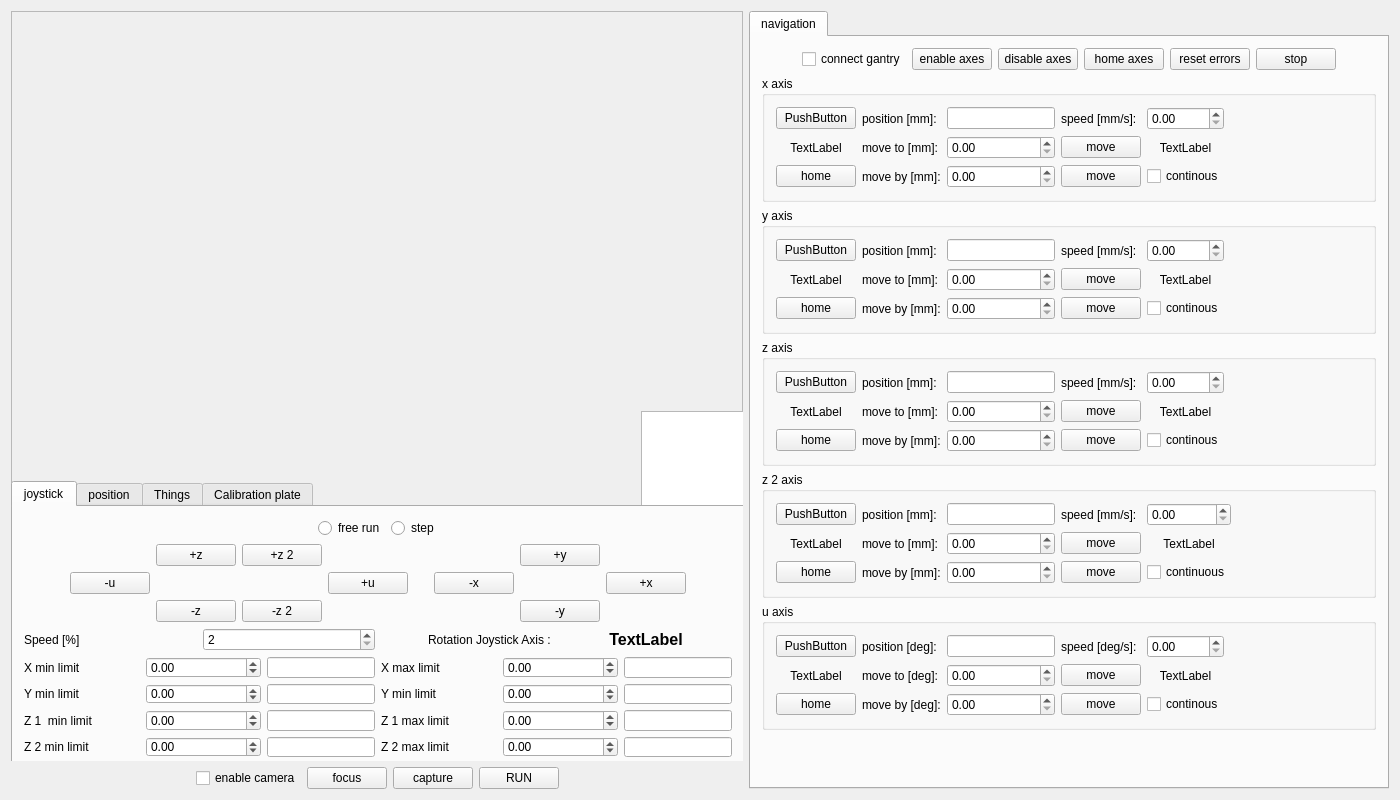
The window that magrathea.ui (gitHleon/magrathea) describes before a commit, drawn with Qt 5.
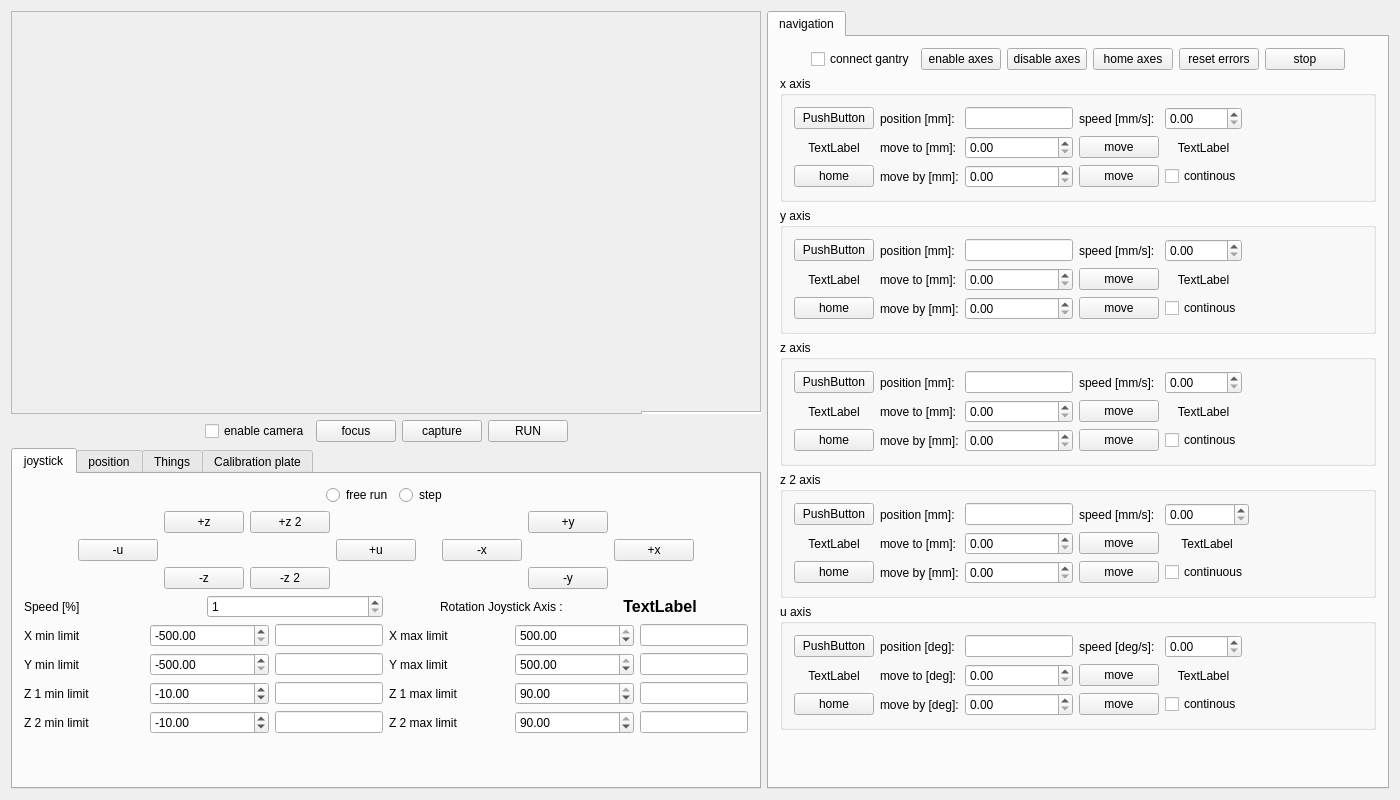
The same window after the commit.

Commit message:
fix in limit setting and in GUI
Fixed bug in the GUI
Fixed value of limits used by the move_to and move_by functions. Now using the controller value instead of default values.

Diff of the .ui file:
```diff
--- a/magrathea.ui
+++ b/magrathea.ui
@@ -46,18 +46,75 @@
          </rect>
         </property>
        </widget>
+      </widget>
+     </item>
+     <item>
+      <layout class="QHBoxLayout" name="horizontalLayout_3">
+       <item>
+        <spacer name="horizontalSpacer_4">
+         <property name="orientation">
+          <enum>Qt::Horizontal</enum>
+         </property>
+         <property name="sizeHint" stdset="0">
+          <size>
+           <width>40</width>
+           <height>20</height>
+          </size>
+         </property>
+        </spacer>
+       </item>
+       <item>
+        <layout class="QHBoxLayout" name="horizontalLayout_2">
+         <item>
+          <widget class="QCheckBox" name="enableCameraBox">
+           <property name="text">
+            <string>enable camera</string>
+           </property>
+          </widget>
+         </item>
+         <item>
+          <widget class="QPushButton" name="focusButton">
+           <property name="text">
+            <string>focus</string>
+           </property>
+          </widget>
+         </item>
+         <item>
+          <widget class="QPushButton" name="captureButton">
+           <property name="text">
+            <string>capture</string>
+           </property>
+          </widget>
+         </item>
+         <item>
+          <widget class="QPushButton" name="Run_calib_plate_button">
+           <property name="text">
+            <string>RUN</string>
+           </property>
+          </widget>
+         </item>
+        </layout>
+       </item>
+       <item>
+        <spacer name="horizontalSpacer_5">
+         <property name="orientation">
+          <enum>Qt::Horizontal</enum>
+         </property>
+         <property name="sizeHint" stdset="0">
+          <size>
+           <width>40</width>
+           <height>20</height>
+          </size>
+         </property>
+        </spacer>
+       </item>
+      </layout>
+     </item>
+     <item>
        <widget class="QTabWidget" name="leftTabWidget">
         <property name="enabled">
          <bool>true</bool>
         </property>
-        <property name="geometry">
-         <rect>
-          <x>0</x>
-          <y>470</y>
-          <width>734</width>
-          <height>289</height>
-         </rect>
-        </property>
         <property name="sizePolicy">
          <sizepolicy hsizetype="Expanding" vsizetype="Expanding">
           <horstretch>0</horstretch>
@@ -72,98 +129,6 @@
           <string>joystick</string>
          </attribute>
          <layout class="QGridLayout" name="gridLayout_4">
-          <item row="0" column="0">
-           <layout class="QHBoxLayout" name="horizontalLayout_4">
-            <item>
-             <spacer name="horizontalSpacer_9">
-              <property name="orientation">
-               <enum>Qt::Horizontal</enum>
-              </property>
-              <property name="sizeHint" stdset="0">
-               <size>
-                <width>40</width>
-                <height>20</height>
-               </size>
-              </property>
-             </spacer>
-            </item>
-            <item>
-             <widget class="QRadioButton" name="freeRunRadioButton">
-              <property name="text">
-               <string>free run</string>
-              </property>
-             </widget>
-            </item>
-            <item>
-             <widget class="QRadioButton" name="stepRadioButton">
-              <property name="text">
-               <string>step</string>
-              </property>
-             </widget>
-            </item>
-            <item>
-             <spacer name="horizontalSpacer_10">
-              <property name="orientation">
-               <enum>Qt::Horizontal</enum>
-              </property>
-              <property name="sizeHint" stdset="0">
-               <size>
-                <width>40</width>
-                <height>20</height>
-               </size>
-              </property>
-             </spacer>
-            </item>
-           </layout>
-          </item>
-          <item row="3" column="0">
-           <layout class="QGridLayout" name="gridLayout_13" rowstretch="0">
-            <item row="0" column="0">
-             <widget class="QLabel" name="label_25">
-              <property name="text">
-               <string>Speed [%]</string>
-              </property>
-             </widget>
-            </item>
-            <item row="0" column="3">
-             <widget class="QLabel" name="label_J_control">
-              <property name="font">
-               <font>
-                <pointsize>12</pointsize>
-                <weight>75</weight>
-                <bold>true</bold>
-               </font>
-              </property>
-              <property name="text">
-               <string>TextLabel</string>
-              </property>
-              <property name="alignment">
-               <set>Qt::AlignCenter</set>
-              </property>
-             </widget>
-            </item>
-            <item row="0" column="2">
-             <widget class="QLabel" name="label_27">
-              <property name="text">
-               <string>Rotation Joystick Axis : </string>
-              </property>
-              <property name="alignment">
-               <set>Qt::AlignRight|Qt::AlignTrailing|Qt::AlignVCenter</set>
-              </property>
-             </widget>
-            </item>
-            <item row="0" column="1">
-             <widget class="QSpinBox" name="spinBox_J_speed">
-              <property name="minimum">
-               <number>2</number>
-              </property>
-              <property name="maximum">
-               <number>15</number>
-              </property>
-             </widget>
-            </item>
-           </layout>
-          </item>
           <item row="4" column="0">
            <layout class="QGridLayout" name="gridLayout_14">
             <item row="1" column="1">
@@ -171,8 +136,31 @@
               <property name="minimum">
                <double>-500.000000000000000</double>
               </property>
+             <property name="maximum">
+              <double>500.000000000000000</double>
+             </property>
               <property name="value">
-               <double>0.000000000000000</double>
+              <double>-500.000000000000000</double>
+             </property>
+            </widget>
+           </item>
+           <item row="2" column="4">
+            <widget class="QDoubleSpinBox" name="doubleSpinBox_Z_1_max_lim">
+             <property name="minimum">
+              <double>-90.000000000000000</double>
+             </property>
+             <property name="maximum">
+              <double>90.000000000000000</double>
+             </property>
+             <property name="value">
+              <double>90.000000000000000</double>
+             </property>
+            </widget>
+           </item>
+           <item row="2" column="3">
+            <widget class="QLabel" name="label_34">
+             <property name="text">
+              <string>Z 1 max limit</string>
               </property>
              </widget>
             </item>
@@ -184,36 +172,21 @@
               <property name="maximum">
                <double>500.000000000000000</double>
               </property>
-             </widget>
-            </item>
-            <item row="2" column="0">
-             <widget class="QLabel" name="label_32">
-              <property name="text">
-               <string>Z 1  min limit</string>
-              </property>
-             </widget>
-            </item>
-            <item row="1" column="3">
-             <widget class="QLabel" name="label_31">
-              <property name="text">
-               <string>Y min limit</string>
+             <property name="value">
+              <double>500.000000000000000</double>
               </property>
              </widget>
             </item>
             <item row="2" column="1">
              <widget class="QDoubleSpinBox" name="doubleSpinBox_Z_1_min_lim">
               <property name="minimum">
-               <double>-100.000000000000000</double>
-              </property>
-             </widget>
-            </item>
-            <item row="1" column="4">
-             <widget class="QDoubleSpinBox" name="doubleSpinBox_Y_max_lim">
-              <property name="minimum">
-               <double>-500.000000000000000</double>
+              <double>-90.000000000000000</double>
+             </property>
+             <property name="maximum">
+              <double>90.000000000000000</double>
               </property>
               <property name="value">
-               <double>0.000000000000000</double>
+              <double>-10.000000000000000</double>
               </property>
              </widget>
             </item>
@@ -225,94 +198,15 @@
                 <verstretch>0</verstretch>
                </sizepolicy>
               </property>
-              <property name="readOnly">
-               <bool>true</bool>
-              </property>
-             </widget>
-            </item>
-            <item row="0" column="5">
-             <widget class="QLineEdit" name="lineEdit_X_max_lim">
-              <property name="sizePolicy">
-               <sizepolicy hsizetype="Fixed" vsizetype="Fixed">
-                <horstretch>0</horstretch>
-                <verstretch>0</verstretch>
-               </sizepolicy>
-              </property>
-              <property name="readOnly">
-               <bool>true</bool>
-              </property>
-             </widget>
-            </item>
-            <item row="1" column="2">
-             <widget class="QLineEdit" name="lineEdit_Y_min_lim">
-              <property name="sizePolicy">
-               <sizepolicy hsizetype="Fixed" vsizetype="Fixed">
-                <horstretch>0</horstretch>
-                <verstretch>0</verstretch>
-               </sizepolicy>
-              </property>
-              <property name="readOnly">
-               <bool>true</bool>
-              </property>
-             </widget>
-            </item>
-            <item row="2" column="2">
-             <widget class="QLineEdit" name="lineEdit_Z_1_min_lim">
-              <property name="sizePolicy">
-               <sizepolicy hsizetype="Fixed" vsizetype="Fixed">
-                <horstretch>0</horstretch>
-                <verstretch>0</verstretch>
-               </sizepolicy>
-              </property>
-              <property name="readOnly">
-               <bool>true</bool>
-              </property>
-             </widget>
-            </item>
-            <item row="2" column="3">
-             <widget class="QLabel" name="label_33">
-              <property name="text">
-               <string>Z 1 max limit</string>
-              </property>
-             </widget>
-            </item>
-            <item row="0" column="1">
-             <widget class="QDoubleSpinBox" name="doubleSpinBox_X_min_lim">
-              <property name="minimum">
-               <double>-500.000000000000000</double>
-              </property>
-              <property name="maximum">
-               <double>500.000000000000000</double>
-              </property>
-             </widget>
-            </item>
-            <item row="2" column="5">
-             <widget class="QLineEdit" name="lineEdit_Z_1_max_lim">
-              <property name="sizePolicy">
-               <sizepolicy hsizetype="Fixed" vsizetype="Fixed">
-                <horstretch>0</horstretch>
-                <verstretch>0</verstretch>
-               </sizepolicy>
-              </property>
-              <property name="readOnly">
-               <bool>true</bool>
-              </property>
              </widget>
             </item>
             <item row="0" column="3">
-             <widget class="QLabel" name="label_29">
+            <widget class="QLabel" name="label_32">
               <property name="text">
                <string>X max limit</string>
               </property>
              </widget>
             </item>
-            <item row="2" column="4">
-             <widget class="QDoubleSpinBox" name="doubleSpinBox_Z_1_max_lim">
-              <property name="minimum">
-               <double>-100.000000000000000</double>
-              </property>
-             </widget>
-            </item>
             <item row="0" column="0">
              <widget class="QLabel" name="label_28">
               <property name="text">
@@ -320,44 +214,73 @@
               </property>
              </widget>
             </item>
-            <item row="1" column="5">
-             <widget class="QLineEdit" name="lineEdit_Y_max_lim">
+           <item row="3" column="2">
+            <widget class="QLineEdit" name="lineEdit_Z_2_min_lim">
               <property name="sizePolicy">
                <sizepolicy hsizetype="Fixed" vsizetype="Fixed">
                 <horstretch>0</horstretch>
                 <verstretch>0</verstretch>
                </sizepolicy>
               </property>
-              <property name="readOnly">
-               <bool>true</bool>
-              </property>
-             </widget>
-            </item>
-            <item row="1" column="0">
+            </widget>
+           </item>
+           <item row="2" column="0">
              <widget class="QLabel" name="label_30">
               <property name="text">
-               <string>Y min limit</string>
+              <string>Z 1 min limit</string>
+             </property>
+            </widget>
+           </item>
+           <item row="1" column="2">
+            <widget class="QLineEdit" name="lineEdit_Y_min_lim">
+             <property name="sizePolicy">
+              <sizepolicy hsizetype="Fixed" vsizetype="Fixed">
+               <horstretch>0</horstretch>
+               <verstretch>0</verstretch>
+              </sizepolicy>
+             </property>
+            </widget>
+           </item>
+           <item row="1" column="3">
+            <widget class="QLabel" name="label_33">
+             <property name="text">
+              <string>Y max limit</string>
               </property>
              </widget>
             </item>
             <item row="3" column="1">
              <widget class="QDoubleSpinBox" name="doubleSpinBox_Z_2_min_lim">
               <property name="minimum">
-               <double>-100.000000000000000</double>
+              <double>-80.000000000000000</double>
+             </property>
+             <property name="maximum">
+              <double>90.000000000000000</double>
+             </property>
+             <property name="value">
+              <double>-10.000000000000000</double>
               </property>
              </widget>
             </item>
-            <item row="3" column="4">
-             <widget class="QDoubleSpinBox" name="doubleSpinBox_Z_2_max_lim">
+           <item row="1" column="4">
+            <widget class="QDoubleSpinBox" name="doubleSpinBox_Y_max_lim">
               <property name="minimum">
-               <double>-100.000000000000000</double>
+              <double>-500.000000000000000</double>
+             </property>
+             <property name="maximum">
+              <double>500.000000000000000</double>
+             </property>
+             <property name="value">
+              <double>500.000000000000000</double>
               </property>
              </widget>
             </item>
-            <item row="3" column="0">
-             <widget class="QLabel" name="label_34">
-              <property name="text">
-               <string>Z 2 min limit</string>
+           <item row="2" column="2">
+            <widget class="QLineEdit" name="lineEdit_Z_1_min_lim">
+             <property name="sizePolicy">
+              <sizepolicy hsizetype="Fixed" vsizetype="Fixed">
+               <horstretch>0</horstretch>
+               <verstretch>0</verstretch>
+              </sizepolicy>
               </property>
              </widget>
             </item>
@@ -368,16 +291,73 @@
               </property>
              </widget>
             </item>
-            <item row="3" column="2">
-             <widget class="QLineEdit" name="lineEdit_Z_2_min_lim">
+           <item row="3" column="0">
+            <widget class="QLabel" name="label_31">
+             <property name="text">
+              <string>Z 2 min limit</string>
+             </property>
+            </widget>
+           </item>
+           <item row="3" column="4">
+            <widget class="QDoubleSpinBox" name="doubleSpinBox_Z_2_max_lim">
+             <property name="minimum">
+              <double>-80.000000000000000</double>
+             </property>
+             <property name="maximum">
+              <double>90.000000000000000</double>
+             </property>
+             <property name="value">
+              <double>90.000000000000000</double>
+             </property>
+            </widget>
+           </item>
+           <item row="0" column="1">
+            <widget class="QDoubleSpinBox" name="doubleSpinBox_X_min_lim">
+             <property name="minimum">
+              <double>-500.000000000000000</double>
+             </property>
+             <property name="maximum">
+              <double>500.000000000000000</double>
+             </property>
+             <property name="value">
+              <double>-500.000000000000000</double>
+             </property>
+            </widget>
+           </item>
+           <item row="1" column="0">
+            <widget class="QLabel" name="label_29">
+             <property name="text">
+              <string>Y min limit</string>
+             </property>
+            </widget>
+           </item>
+           <item row="0" column="5">
+            <widget class="QLineEdit" name="lineEdit_X_max_lim">
               <property name="sizePolicy">
                <sizepolicy hsizetype="Fixed" vsizetype="Fixed">
                 <horstretch>0</horstretch>
                 <verstretch>0</verstretch>
                </sizepolicy>
               </property>
-              <property name="readOnly">
-               <bool>true</bool>
+            </widget>
+           </item>
+           <item row="1" column="5">
+            <widget class="QLineEdit" name="lineEdit_Y_max_lim">
+             <property name="sizePolicy">
+              <sizepolicy hsizetype="Fixed" vsizetype="Fixed">
+               <horstretch>0</horstretch>
+               <verstretch>0</verstretch>
+              </sizepolicy>
+             </property>
+            </widget>
+           </item>
+           <item row="2" column="5">
+            <widget class="QLineEdit" name="lineEdit_Z_1_max_lim">
+             <property name="sizePolicy">
+              <sizepolicy hsizetype="Fixed" vsizetype="Fixed">
+               <horstretch>0</horstretch>
+               <verstretch>0</verstretch>
+              </sizepolicy>
               </property>
              </widget>
             </item>
@@ -389,25 +369,101 @@
                 <verstretch>0</verstretch>
                </sizepolicy>
               </property>
-              <property name="readOnly">
-               <bool>true</bool>
-              </property>
-             </widget>
-            </item>
-           </layout>
-          </item>
-          <item row="6" column="0">
-           <spacer name="verticalSpacer_2">
+            </widget>
+           </item>
+          </layout>
+         </item>
+         <item row="3" column="0">
+          <layout class="QGridLayout" name="gridLayout_13">
+           <item row="0" column="3">
+            <widget class="QLabel" name="label_J_control">
+             <property name="font">
+              <font>
+               <pointsize>12</pointsize>
+               <weight>75</weight>
+               <bold>true</bold>
+              </font>
+             </property>
+             <property name="text">
+              <string>TextLabel</string>
+             </property>
+             <property name="alignment">
+              <set>Qt::AlignCenter</set>
+             </property>
+            </widget>
+           </item>
+           <item row="0" column="2">
+            <widget class="QLabel" name="label_27">
+             <property name="text">
+              <string>Rotation Joystick Axis : </string>
+             </property>
+             <property name="alignment">
+              <set>Qt::AlignRight|Qt::AlignTrailing|Qt::AlignVCenter</set>
+             </property>
+            </widget>
+           </item>
+           <item row="0" column="0">
+            <widget class="QLabel" name="label_25">
+             <property name="text">
+              <string>Speed [%]</string>
+             </property>
+            </widget>
+           </item>
+           <item row="0" column="1">
+            <widget class="QSpinBox" name="spinBox_J_speed">
+             <property name="minimum">
+              <number>1</number>
+             </property>
+             <property name="maximum">
+              <number>16</number>
+             </property>
+            </widget>
+           </item>
+          </layout>
+         </item>
+         <item row="0" column="0">
+          <layout class="QHBoxLayout" name="horizontalLayout_4">
+           <item>
+            <spacer name="horizontalSpacer_9">
             <property name="orientation">
-             <enum>Qt::Vertical</enum>
+              <enum>Qt::Horizontal</enum>
             </property>
             <property name="sizeHint" stdset="0">
              <size>
-              <width>20</width>
-              <height>40</height>
+               <width>40</width>
+               <height>20</height>
              </size>
             </property>
            </spacer>
+           </item>
+           <item>
+            <widget class="QRadioButton" name="freeRunRadioButton">
+             <property name="text">
+              <string>free run</string>
+             </property>
+            </widget>
+           </item>
+           <item>
+            <widget class="QRadioButton" name="stepRadioButton">
+             <property name="text">
+              <string>step</string>
+             </property>
+            </widget>
+           </item>
+           <item>
+            <spacer name="horizontalSpacer_10">
+             <property name="orientation">
+              <enum>Qt::Horizontal</enum>
+             </property>
+             <property name="sizeHint" stdset="0">
+              <size>
+               <width>40</width>
+               <height>20</height>
+              </size>
+             </property>
+            </spacer>
+           </item>
+          </layout>
           </item>
           <item row="1" column="0">
            <layout class="QHBoxLayout" name="horizontalLayout_5">
@@ -533,6 +589,19 @@
             </item>
            </layout>
           </item>
+         <item row="5" column="0">
+          <spacer name="verticalSpacer_2">
+           <property name="orientation">
+            <enum>Qt::Vertical</enum>
+           </property>
+           <property name="sizeHint" stdset="0">
+            <size>
+             <width>20</width>
+             <height>40</height>
+            </size>
+           </property>
+          </spacer>
+         </item>
          </layout>
         </widget>
         <widget class="QWidget" name="positionTab">
@@ -1173,69 +1242,6 @@
          </widget>
         </widget>
        </widget>
-      </widget>
-     </item>
-     <item>
-      <layout class="QHBoxLayout" name="horizontalLayout_3">
-       <item>
-        <spacer name="horizontalSpacer_4">
-         <property name="orientation">
-          <enum>Qt::Horizontal</enum>
-         </property>
-         <property name="sizeHint" stdset="0">
-          <size>
-           <width>40</width>
-           <height>20</height>
-          </size>
-         </property>
-        </spacer>
-       </item>
-       <item>
-        <layout class="QHBoxLayout" name="horizontalLayout_2">
-         <item>
-          <widget class="QCheckBox" name="enableCameraBox">
-           <property name="text">
-            <string>enable camera</string>
-           </property>
-          </widget>
-         </item>
-         <item>
-          <widget class="QPushButton" name="focusButton">
-           <property name="text">
-            <string>focus</string>
-           </property>
-          </widget>
-         </item>
-         <item>
-          <widget class="QPushButton" name="captureButton">
-           <property name="text">
-            <string>capture</string>
-           </property>
-          </widget>
-         </item>
-         <item>
-          <widget class="QPushButton" name="Run_calib_plate_button">
-           <property name="text">
-            <string>RUN</string>
-           </property>
-          </widget>
-         </item>
-        </layout>
-       </item>
-       <item>
-        <spacer name="horizontalSpacer_5">
-         <property name="orientation">
-          <enum>Qt::Horizontal</enum>
-         </property>
-         <property name="sizeHint" stdset="0">
-          <size>
-           <width>40</width>
-           <height>20</height>
-          </size>
-         </property>
-        </spacer>
-       </item>
-      </layout>
      </item>
     </layout>
    </item>
```
Left out of the diff: 1 changed line with no effect on the pictures. Lines whose indentation alone changed are shown as unchanged. The commit also changes 2 other files.
